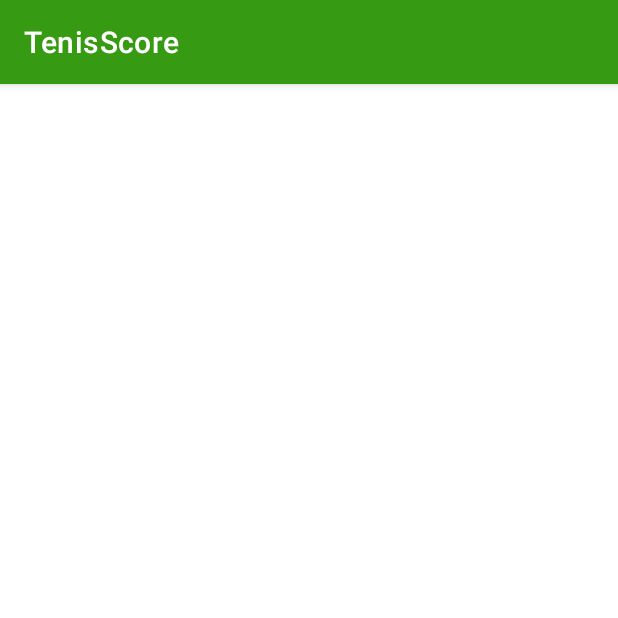
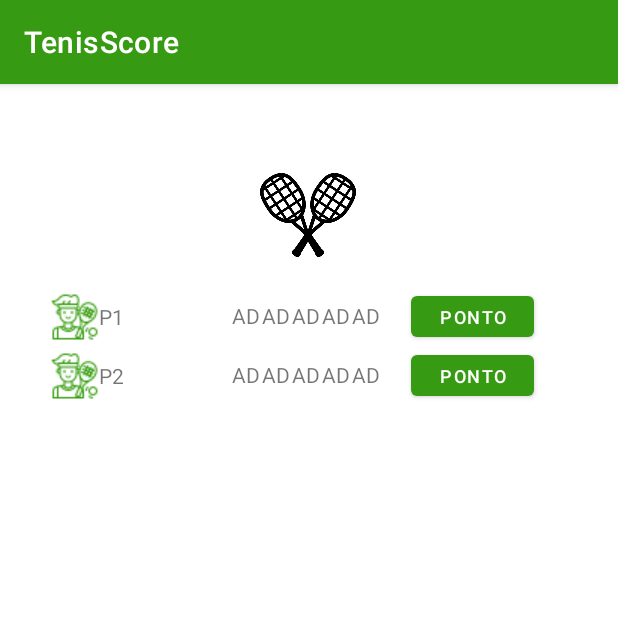
Before and after one commit to steph40/TenisScore, an Android app: the GameScore screen opened directly, with no data from a screen before it, on a phone screen of 412 x 824 dp, the top half of it. Run offline under Robolectric (Android 15) with nearby library versions, the phone set to English and light mode, and no system bars; 1 statement that could not run was skipped.

Commit message:
Atualização Steph 15

```diff
--- a/app/src/main/java/steph/tam/tenisscore/FormGame.java
+++ b/app/src/main/java/steph/tam/tenisscore/FormGame.java
@@ -45,7 +45,12 @@ public class FormGame extends AppCompatActivity {
 
                     Toast.makeText(getApplicationContext(), "Certo", Toast.LENGTH_SHORT).show();
                     Intent i = new Intent(getApplicationContext(),GameScore.class);//create new intent
+
+                    Bundle b = new Bundle();
+                    b.putString("tourName", tournamentName);
+                    i.putExtras(b);
                     startActivity(i);
+                    finish();
                 }
 
                 //Bundle b = new Bundle();
--- a/app/src/main/java/steph/tam/tenisscore/GameScore.java
+++ b/app/src/main/java/steph/tam/tenisscore/GameScore.java
@@ -2,7 +2,9 @@ package steph.tam.tenisscore;
 
 import androidx.appcompat.app.AppCompatActivity;
 
+import android.content.Intent;
 import android.os.Bundle;
+import android.widget.TextView;
 
 public class GameScore extends AppCompatActivity {
 
@@ -10,5 +12,12 @@ public class GameScore extends AppCompatActivity {
     protected void onCreate(Bundle savedInstanceState) {
         super.onCreate(savedInstanceState);
         setContentView(R.layout.activity_game_score);
+
+        Intent iIn = getIntent();
+        Bundle b = iIn.getExtras();
+
+        TextView tv = (TextView) findViewById(R.id.nameTour);
+        String var1 = b.getString("tourName");
+        tv.setText(var1);
     }
 }
--- a/app/src/main/res/layout/activity_game_score.xml
+++ b/app/src/main/res/layout/activity_game_score.xml
@@ -6,4 +6,171 @@
     android:layout_height="match_parent"
     tools:context=".GameScore">
 
+    <TextView
+        android:id="@+id/textView18"
+        android:layout_width="20dp"
+        android:layout_height="39dp"
+        android:paddingTop="9dp"
+        android:text="AD"
+        android:textAlignment="center"
+        app:layout_constraintStart_toEndOf="@+id/textView14"
+        app:layout_constraintTop_toBottomOf="@+id/textView3" />
+
+    <TextView
+        android:id="@+id/textView13"
+        android:layout_width="20dp"
+        android:layout_height="39dp"
+        android:paddingTop="9dp"
+        android:text="AD"
+        android:textAlignment="center"
+        app:layout_constraintStart_toEndOf="@+id/textView12"
+        app:layout_constraintTop_toTopOf="@+id/tvNameP1" />
+
+    <TextView
+        android:id="@+id/textView12"
+        android:layout_width="20dp"
+        android:layout_height="39dp"
+        android:paddingTop="9dp"
+        android:text="AD"
+        android:textAlignment="center"
+        app:layout_constraintStart_toEndOf="@+id/textView5"
+        app:layout_constraintTop_toTopOf="@+id/tvNameP1" />
+
+    <TextView
+        android:id="@+id/nameTour"
+        android:layout_width="wrap_content"
+        android:layout_height="wrap_content"
+        android:layout_marginTop="16dp"
+        android:text="torneio"
+        android:textSize="20sp"
+        android:textStyle="bold"
+        app:layout_constraintEnd_toEndOf="parent"
+        app:layout_constraintHorizontal_bias="0.497"
+        app:layout_constraintStart_toStartOf="parent"
+        app:layout_constraintTop_toTopOf="parent" />
+
+    <ImageView
+        android:id="@+id/imageView"
+        android:layout_width="64dp"
+        android:layout_height="64dp"
+        android:layout_marginTop="12dp"
+        app:layout_constraintEnd_toEndOf="parent"
+        app:layout_constraintHorizontal_bias="0.498"
+        app:layout_constraintStart_toStartOf="parent"
+        app:layout_constraintTop_toBottomOf="@+id/nameTour"
+        app:srcCompat="@drawable/squash_rackets" />
+
+    <TextView
+        android:id="@+id/tvNameP1"
+        android:layout_width="130dp"
+        android:layout_height="39dp"
+        android:layout_marginStart="24dp"
+        android:layout_marginTop="16dp"
+        android:drawableStart="@drawable/tennis"
+        android:padding="10dp"
+        android:text="P1"
+        app:layout_constraintStart_toStartOf="parent"
+        app:layout_constraintTop_toBottomOf="@+id/imageView" />
+
+    <TextView
+        android:id="@+id/tvNameP2"
+        android:layout_width="130dp"
+        android:layout_height="39dp"
+        android:drawableStart="@drawable/tennis"
+        android:padding="10dp"
+        android:text="P2"
+        app:layout_constraintStart_toStartOf="@+id/tvNameP1"
+        app:layout_constraintTop_toBottomOf="@+id/tvNameP1" />
+
+    <TextView
+        android:id="@+id/textView3"
+        android:layout_width="20dp"
+        android:layout_height="39dp"
+        android:paddingTop="9dp"
+        android:text="AD"
+        android:textAlignment="center"
+        app:layout_constraintStart_toEndOf="@+id/tvNameP1"
+        app:layout_constraintTop_toTopOf="@+id/tvNameP1" />
+
+    <TextView
+        android:id="@+id/textView14"
+        android:layout_width="20dp"
+        android:layout_height="39dp"
+        android:paddingTop="9dp"
+        android:text="AD"
+        android:textAlignment="center"
+        app:layout_constraintStart_toEndOf="@+id/tvNameP2"
+        app:layout_constraintTop_toBottomOf="@+id/tvNameP1" />
+
+    <TextView
+        android:id="@+id/textView15"
+        android:layout_width="20dp"
+        android:layout_height="39dp"
+        android:paddingTop="9dp"
+        android:text="AD"
+        android:textAlignment="center"
+        app:layout_constraintStart_toEndOf="@+id/textView16"
+        app:layout_constraintTop_toTopOf="@+id/textView16" />
+
+    <TextView
+        android:id="@+id/textView16"
+        android:layout_width="20dp"
+        android:layout_height="39dp"
+        android:paddingTop="9dp"
+        android:text="AD"
+        android:textAlignment="center"
+        app:layout_constraintStart_toEndOf="@+id/textView18"
+        app:layout_constraintTop_toTopOf="@+id/textView18" />
+
+    <TextView
+        android:id="@+id/textView17"
+        android:layout_width="20dp"
+        android:layout_height="39dp"
+        android:paddingTop="9dp"
+        android:text="AD"
+        android:textAlignment="center"
+        app:layout_constraintStart_toEndOf="@+id/textView15"
+        app:layout_constraintTop_toBottomOf="@+id/textView13" />
+
+    <TextView
+        android:id="@+id/textView4"
+        android:layout_width="20dp"
+        android:layout_height="39dp"
+        android:paddingTop="9dp"
+        android:text="AD"
+        android:textAlignment="center"
+        app:layout_constraintStart_toEndOf="@+id/textView3"
+        app:layout_constraintTop_toTopOf="@+id/tvNameP1" />
+
+    <TextView
+        android:id="@+id/textView5"
+        android:layout_width="20dp"
+        android:layout_height="39dp"
+        android:paddingTop="9dp"
+        android:text="AD"
+        android:textAlignment="center"
+        app:layout_constraintStart_toEndOf="@+id/textView4"
+        app:layout_constraintTop_toTopOf="@+id/tvNameP1" />
+
+    <Button
+        android:id="@+id/button"
+        android:layout_width="82dp"
+        android:layout_height="39dp"
+        android:layout_marginStart="20dp"
+        android:text="Ponto"
+        android:textSize="12sp"
+        app:layout_constraintStart_toEndOf="@+id/textView13"
+        app:layout_constraintTop_toTopOf="@+id/textView13" />
+
+    <Button
+        android:id="@+id/button2"
+        android:layout_width="82dp"
+        android:layout_height="39dp"
+        android:layout_marginStart="20dp"
+        android:text="Ponto"
+        android:textSize="12sp"
+        app:layout_constraintEnd_toEndOf="@+id/button"
+        app:layout_constraintStart_toEndOf="@+id/textView17"
+        app:layout_constraintTop_toBottomOf="@+id/textView13" />
+
 </androidx.constraintlayout.widget.ConstraintLayout>
```
Also changed, not shown: app/src/main/res/drawable/tennis_ball.png (added).
